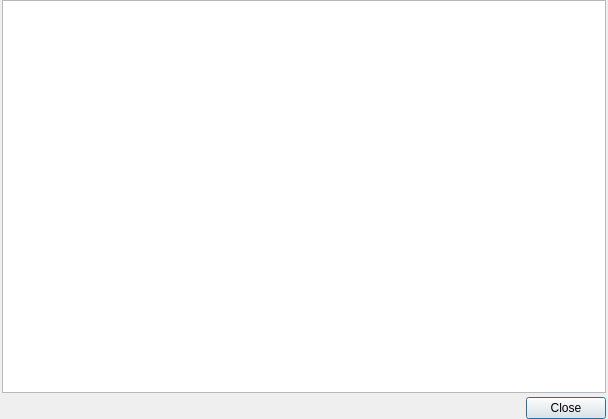
First picture: the form in src/projects_tree/help_tree/HelpTreeDialog.ui, repository rnikbond/AppLetTF, before the edit.
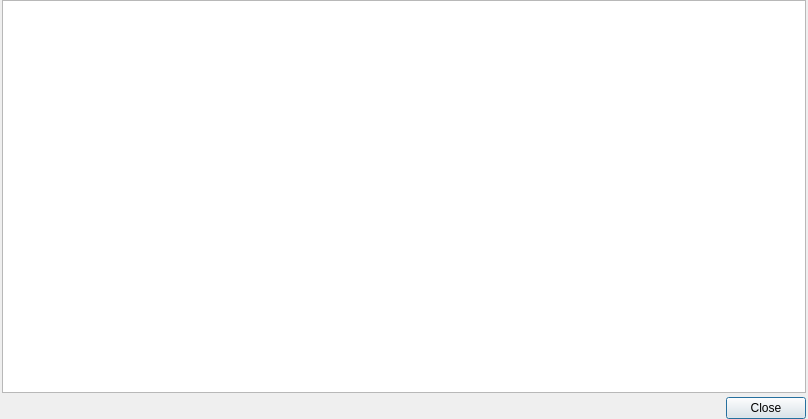
Second picture: the form after the edit.

Diff of the .ui file:
```diff
--- a/src/projects_tree/help_tree/HelpTreeDialog.ui
+++ b/src/projects_tree/help_tree/HelpTreeDialog.ui
@@ -6,7 +6,7 @@
    <rect>
     <x>0</x>
     <y>0</y>
-    <width>608</width>
+    <width>808</width>
     <height>419</height>
    </rect>
   </property>
```
